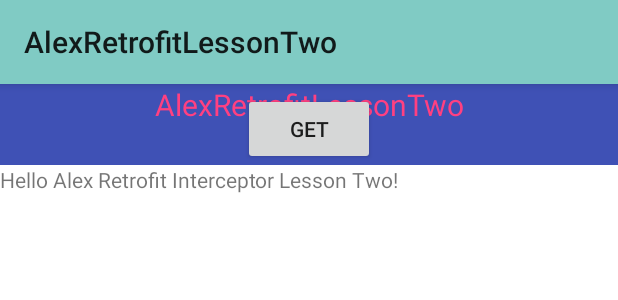
After one commit to AlexLyxy/AlexDaggerTwo, an Android app: the layout layout_products_list.xml on its own in the app's theme, with its tools: preview values and no code run, on a phone screen of 412 x 824 dp. The commit adds this screen. Shown: the top 300 px of the screen. Run offline under Robolectric (Android 15) with nearby library versions, the phone set to English and light mode, and no system bars.

Commit message:
Final fullProduct MyApp 28.03.2024

```diff
--- a/app/src/main/AndroidManifest.xml
+++ b/app/src/main/AndroidManifest.xml
@@ -14,7 +14,7 @@
         android:theme="@style/Theme.AlexRetrofitLessonTwo"
         tools:targetApi="31">
         <activity
-            android:name=".presentation.MainActivity"
+            android:name=".presentation.ProductActivity"
             android:exported="true">
             <intent-filter>
                 <action android:name="android.intent.action.MAIN" />
--- a/app/src/main/res/layout/activity_main.xml
+++ b/app/src/main/res/layout/activity_main.xml
@@ -1,5 +1,6 @@
 <?xml version="1.0" encoding="utf-8"?>
-<androidx.constraintlayout.widget.ConstraintLayout xmlns:android="http://schemas.android.com/apk/res/android"
+<androidx.constraintlayout.widget.ConstraintLayout
+    xmlns:android="http://schemas.android.com/apk/res/android"
     xmlns:app="http://schemas.android.com/apk/res-auto"
     xmlns:tools="http://schemas.android.com/tools"
     android:layout_width="match_parent"
--- /dev/null
+++ b/app/src/main/res/layout/layout_products_list.xml
@@ -0,0 +1,163 @@
+<?xml version="1.0" encoding="utf-8"?>
+<androidx.constraintlayout.widget.ConstraintLayout xmlns:android="http://schemas.android.com/apk/res/android"
+    xmlns:app="http://schemas.android.com/apk/res-auto"
+    xmlns:tools="http://schemas.android.com/tools"
+    android:layout_width="match_parent"
+    android:layout_height="match_parent"
+    tools:context=".presentation.MainActivity">
+
+    <LinearLayout
+        android:layout_width="match_parent"
+        android:layout_height="match_parent"
+        android:orientation="vertical">
+
+        <com.alexlyxy.alexretrofitlessontwo.presentation.common.toolbar.MyToolbar
+            android:id="@+id/toolbar"
+            android:layout_width="match_parent"
+            android:layout_height="@dimen/toolbar_height"
+            android:background="@color/colorPrimary" />
+
+        <androidx.swiperefreshlayout.widget.SwipeRefreshLayout
+            android:id="@+id/swipeRefresh"
+            android:layout_width="match_parent"
+            android:layout_height="match_parent">
+
+            <TextView
+                android:id="@+id/tvTitle"
+                android:layout_width="wrap_content"
+                android:layout_height="wrap_content"
+                android:layout_marginTop="16dp"
+                android:text="Hello Alex Retrofit Interceptor Lesson Two!"
+                app:layout_constraintBottom_toTopOf="@+id/tvDescr"
+                app:layout_constraintEnd_toEndOf="parent"
+                app:layout_constraintStart_toStartOf="parent"
+                app:layout_constraintTop_toBottomOf="@+id/progressBarCircus" />
+
+            <TextView
+                android:id="@+id/tvDescr"
+                android:layout_width="wrap_content"
+                android:layout_height="wrap_content"
+                android:text=""
+                app:layout_constraintBottom_toTopOf="@+id/tvPrice"
+                app:layout_constraintEnd_toEndOf="parent"
+                app:layout_constraintStart_toStartOf="parent"
+                app:layout_constraintTop_toBottomOf="@+id/tvTitle" />
+
+            <TextView
+                android:id="@+id/tvPrice"
+                android:layout_width="wrap_content"
+                android:layout_height="wrap_content"
+                android:text=""
+                app:layout_constraintBottom_toTopOf="@+id/tvDiscount"
+                app:layout_constraintEnd_toEndOf="parent"
+                app:layout_constraintStart_toStartOf="parent"
+                app:layout_constraintTop_toBottomOf="@+id/tvDescr" />
+
+            <TextView
+                android:id="@+id/tvDiscount"
+                android:layout_width="wrap_content"
+                android:layout_height="wrap_content"
+                android:text=""
+                app:layout_constraintEnd_toEndOf="parent"
+                app:layout_constraintStart_toStartOf="parent"
+                app:layout_constraintTop_toBottomOf="@id/tvPrice" />
+
+            <TextView
+                android:id="@+id/tvRating"
+                android:layout_width="wrap_content"
+                android:layout_height="wrap_content"
+                android:text=""
+                app:layout_constraintEnd_toEndOf="parent"
+                app:layout_constraintStart_toStartOf="parent"
+                app:layout_constraintTop_toBottomOf="@+id/tvDiscount" />
+
+            <TextView
+                android:id="@+id/tvStock"
+                android:layout_width="wrap_content"
+                android:layout_height="wrap_content"
+                android:text=""
+                app:layout_constraintEnd_toEndOf="parent"
+                app:layout_constraintStart_toStartOf="parent"
+                app:layout_constraintTop_toBottomOf="@+id/tvRating" />
+
+            <TextView
+                android:id="@+id/tvBrand"
+                android:layout_width="wrap_content"
+                android:layout_height="wrap_content"
+                android:text=""
+                app:layout_constraintEnd_toEndOf="parent"
+                app:layout_constraintStart_toStartOf="parent"
+                app:layout_constraintTop_toBottomOf="@+id/tvStock" />
+
+            <TextView
+                android:id="@+id/tvCategory"
+                android:layout_width="wrap_content"
+                android:layout_height="wrap_content"
+                android:text=""
+                app:layout_constraintEnd_toEndOf="parent"
+                app:layout_constraintStart_toStartOf="parent"
+                app:layout_constraintTop_toBottomOf="@+id/tvBrand" />
+
+            <TextView
+                android:id="@+id/tvThumbnail"
+                android:layout_width="wrap_content"
+                android:layout_height="wrap_content"
+                android:text=""
+                app:layout_constraintEnd_toEndOf="parent"
+                app:layout_constraintStart_toStartOf="parent"
+                app:layout_constraintTop_toBottomOf="@+id/tvCategory" />
+
+            <ImageView
+                android:id="@+id/ivImageOne"
+                android:layout_width="100dp"
+                android:layout_height="100dp"
+                app:layout_constraintEnd_toEndOf="parent"
+                app:layout_constraintStart_toStartOf="parent"
+                app:layout_constraintTop_toBottomOf="@+id/tvThumbnail"
+                app:srcCompat="@color/abc_decor_view_status_guard_light" />
+
+            <ImageView
+                android:id="@+id/ivImageTwo"
+                android:layout_width="100dp"
+                android:layout_height="100dp"
+                app:layout_constraintEnd_toEndOf="parent"
+                app:layout_constraintStart_toStartOf="parent"
+                app:layout_constraintTop_toBottomOf="@+id/ivImageOne"
+                tools:layout_editor_absoluteX="184dp"
+                tools:layout_editor_absoluteY="335dp"
+                tools:srcCompat="@drawable/green" />
+
+            <ImageView
+                android:id="@+id/ivImageThree"
+                android:layout_width="100dp"
+                android:layout_height="100dp"
+                app:layout_constraintEnd_toEndOf="parent"
+                app:layout_constraintStart_toStartOf="parent"
+                app:layout_constraintTop_toBottomOf="@+id/ivImageTwo"
+                tools:srcCompat="@drawable/mountains" />
+
+
+            <Button
+                android:id="@+id/button"
+                android:layout_width="wrap_content"
+                android:layout_height="wrap_content"
+                android:text="Get"
+                app:layout_constraintBottom_toBottomOf="parent"
+                app:layout_constraintEnd_toEndOf="parent"
+                app:layout_constraintStart_toStartOf="parent" />
+
+            <TextView
+                android:layout_width="wrap_content"
+                android:layout_height="wrap_content"
+                android:layout_centerVertical="true"
+                android:gravity="center"
+                android:text="@string/app_name"
+                android:textColor="@color/colorAccent"
+                android:textSize="20sp" />
+
+
+        </androidx.swiperefreshlayout.widget.SwipeRefreshLayout>
+
+    </LinearLayout>
+
+</androidx.constraintlayout.widget.ConstraintLayout>
```
Also changed, not shown: app/src/main/java/com/alexlyxy/alexretrofitlessontwo/domain/getProductUseCase.kt (+20 -20 lines), app/src/main/java/com/alexlyxy/alexretrofitlessontwo/presentation/ProductActivity.kt (renamed from app/src/main/java/com/alexlyxy/alexretrofitlessontwo/presentation/MainActivity.kt, +80 -89 lines), app/src/main/res/layout/layout_my_toolbar.xml (added, +33 -0 lines).
